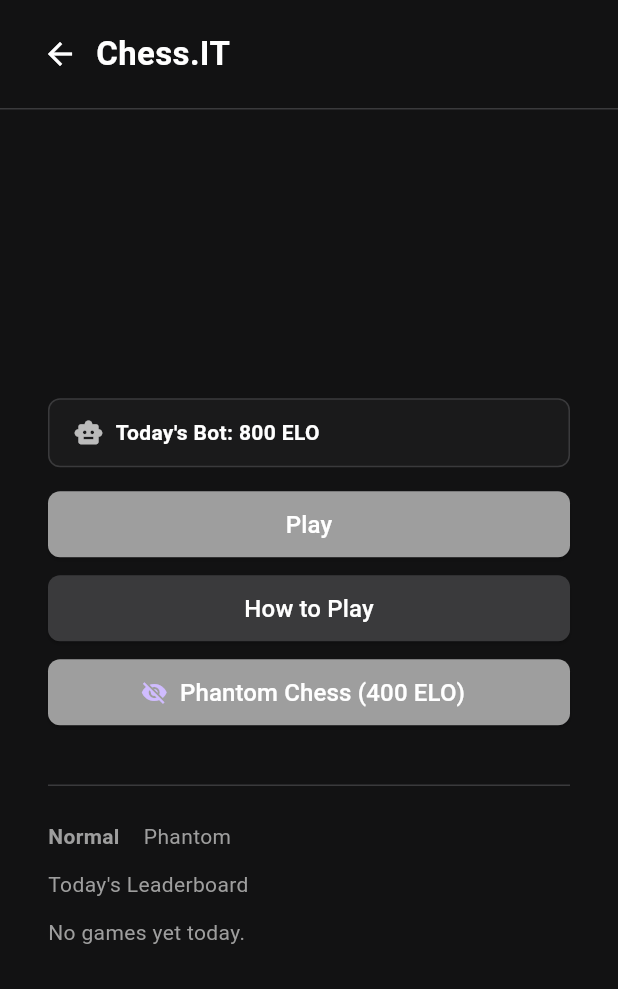
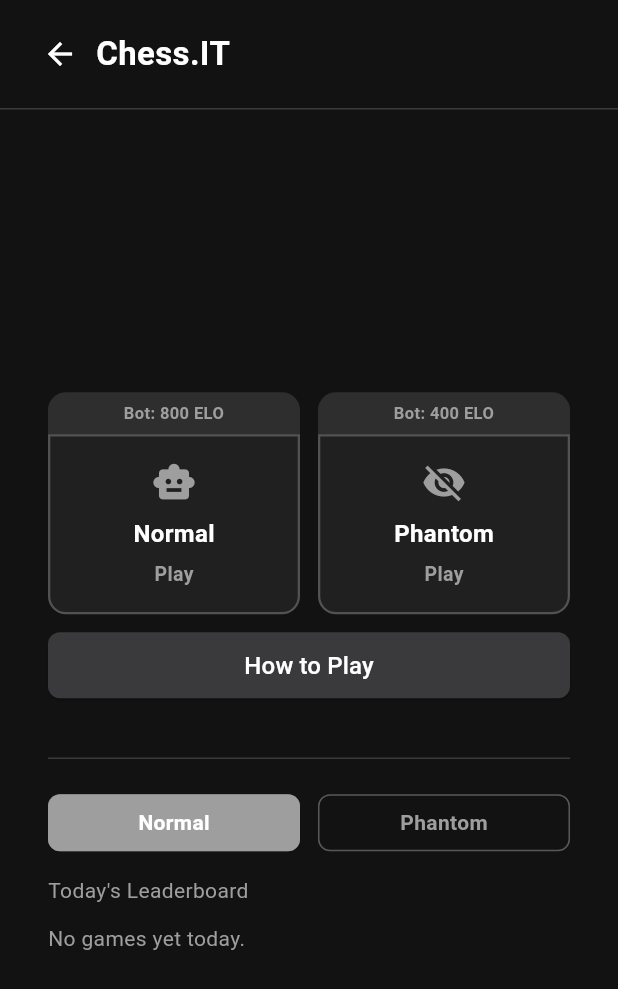
Before and after one commit to Mac-FuseIT/FuseIT-Wordle, a Flutter app: the ChessLobbyScreen widget shown alone on an empty page, opened directly with empty values, on a phone screen of 412 x 824 dp. Shown: the top 989 px of the screen. Run offline on Flutter 3.47's test engine with Material 3 defaults, Android fonts, the phone set to English and light mode, and no system bars; our stand-ins replace material_symbols_icons, shared_preferences; missing offline and left inert: chess; accounts and stored records are empty; network calls fail.

Commit message:
Updated Lobby Screen

```diff
--- a/frontend/lib/chess/chess_lobby_screen.dart
+++ b/frontend/lib/chess/chess_lobby_screen.dart
@@ -124,54 +124,32 @@ class _ChessLobbyScreenState extends State<ChessLobbyScreen> {
                       child: Column(
                         crossAxisAlignment: CrossAxisAlignment.start,
                         children: [
-                          // Today's bot info
-                          Container(
-                            width: double.infinity,
-                            padding: const EdgeInsets.symmetric(horizontal: 16, vertical: 12),
-                            decoration: BoxDecoration(
-                              color: const Color(0xFF1A1A1B),
-                              borderRadius: BorderRadius.circular(8),
-                              border: Border.all(color: const Color(0xFF3A3A3C)),
-                            ),
-                            child: Row(children: [
-                              const Icon(Icons.smart_toy, color: Colors.white70, size: 20),
-                              const SizedBox(width: 8),
-                              Text("Today's Bot: $_botLevel ELO", style: const TextStyle(color: Colors.white, fontWeight: FontWeight.bold)),
-                            ]),
+                          // Game cards side by side
+                          Row(
+                            children: [
+                              Expanded(child: _buildGameCard(
+                                title: 'Normal',
+                                elo: _botLevel,
+                                played: _played,
+                                won: _won,
+                                moves: _moves,
+                                hasSession: _session != null,
+                                color: widget.theme.correct,
+                                onPlay: () => setState(() => _playing = true),
+                              )),
+                              const SizedBox(width: 12),
+                              Expanded(child: _buildGameCard(
+                                title: 'Phantom',
+                                elo: _phantomBotLevel,
+                                played: _phantomPlayed,
+                                won: _phantomWon,
+                                moves: _phantomMoves,
+                                hasSession: _phantomSession != null,
+                                color: widget.theme.present,
+                                onPlay: () => setState(() => _playingPhantom = true),
+                              )),
+                            ],
                           ),
-                          const SizedBox(height: 16),
-                          if (_played) ...[
-                            Container(
-                              width: double.infinity,
-                              padding: const EdgeInsets.symmetric(horizontal: 16, vertical: 12),
-                              decoration: BoxDecoration(
-                                color: const Color(0xFF1A1A1B),
-                                borderRadius: BorderRadius.circular(8),
-                                border: Border.all(color: _won == true ? widget.theme.correct : Colors.redAccent),
-                              ),
-                              child: Row(children: [
-                                Icon(_won == true ? Icons.check_circle : Icons.cancel,
-                                    color: _won == true ? widget.theme.correct : Colors.redAccent, size: 20),
-                                const SizedBox(width: 8),
-                                Text(
-                                  _won == true ? 'Won in $_moves moves ✓' : 'Lost ✗',
-                                  style: TextStyle(color: _won == true ? widget.theme.correct : Colors.redAccent, fontWeight: FontWeight.bold),
-                                ),
-                              ]),
-                            ),
-                          ] else ...[
-                            SizedBox(
-                              width: double.infinity, height: 44,
-                              child: ElevatedButton(
-                                onPressed: () => setState(() => _playing = true),
-                                style: ElevatedButton.styleFrom(
-                                  backgroundColor: widget.theme.correct,
-                                  shape: RoundedRectangleBorder(borderRadius: BorderRadius.circular(8)),
-                                ),
-                                child: Text(_session != null ? 'Continue' : 'Play', style: const TextStyle(fontSize: 16, color: Colors.white)),
-                              ),
-                            ),
-                          ],
                           const SizedBox(height: 12),
                           SizedBox(
                             width: double.infinity, height: 44,
@@ -189,61 +167,51 @@ class _ChessLobbyScreenState extends State<ChessLobbyScreen> {
                               child: const Text('How to Play', style: TextStyle(fontSize: 16, color: Colors.white)),
                             ),
                           ),
-                          const SizedBox(height: 12),
-                          if (_phantomPlayed)
-                            Container(
-                              width: double.infinity,
-                              padding: const EdgeInsets.symmetric(horizontal: 16, vertical: 12),
-                              decoration: BoxDecoration(
-                                color: const Color(0xFF1A1A1B),
-                                borderRadius: BorderRadius.circular(8),
-                                border: Border.all(color: _phantomWon == true ? widget.theme.correct : Colors.redAccent),
-                              ),
-                              child: Row(children: [
-                                const Icon(Icons.visibility_off, size: 18, color: Colors.white70),
-                                const SizedBox(width: 8),
-                                Text(
-                                  _phantomWon == true ? 'Phantom: Won in $_phantomMoves moves ✓' : 'Phantom: Lost ✗',
-                                  style: TextStyle(color: _phantomWon == true ? widget.theme.correct : Colors.redAccent, fontWeight: FontWeight.bold),
-                                ),
-                              ]),
-                            )
-                          else
-                            SizedBox(
-                              width: double.infinity, height: 44,
-                              child: ElevatedButton.icon(
-                                onPressed: () => setState(() => _playingPhantom = true),
-                                icon: const Icon(Icons.visibility_off, size: 18),
-                                label: Text(_phantomSession != null ? 'Continue Phantom ($_phantomBotLevel ELO)' : 'Phantom Chess ($_phantomBotLevel ELO)', style: const TextStyle(fontSize: 16, color: Colors.white)),
-                                style: ElevatedButton.styleFrom(
-                                  backgroundColor: widget.theme.present,
-                                  shape: RoundedRectangleBorder(borderRadius: BorderRadius.circular(8)),
+                          const SizedBox(height: 32),
+                          const Divider(color: Color(0xFF3A3A3C)),
+                          const SizedBox(height: 16),
+                          // Leaderboard toggle buttons
+                          Row(children: [
+                            Expanded(
+                              child: GestureDetector(
+                                onTap: () => setState(() => _showPhantomLb = false),
+                                child: Container(
+                                  height: 38,
+                                  alignment: Alignment.center,
+                                  decoration: BoxDecoration(
+                                    color: !_showPhantomLb ? widget.theme.present : Colors.transparent,
+                                    borderRadius: BorderRadius.circular(8),
+                                    border: Border.all(color: widget.theme.present.withValues(alpha: 0.5)),
+                                  ),
+                                  child: Text('Normal', style: TextStyle(
+                                    color: !_showPhantomLb ? Colors.white : widget.theme.present,
+                                    fontWeight: FontWeight.bold, fontSize: 14,
+                                  )),
                                 ),
                               ),
                             ),
-                          const SizedBox(height: 32),
-                          const Divider(color: Color(0xFF3A3A3C)),
-                          const SizedBox(height: 16),
-                          // Toggle between normal and phantom leaderboard
-                          Row(children: [
-                            GestureDetector(
-                              onTap: () => setState(() => _showPhantomLb = false),
-                              child: Text('Normal', style: TextStyle(
-                                color: !_showPhantomLb ? widget.theme.correct : Colors.grey,
-                                fontWeight: !_showPhantomLb ? FontWeight.bold : FontWeight.normal, fontSize: 14,
-                              )),
-                            ),
-                            const SizedBox(width: 16),
-                            GestureDetector(
-                              onTap: () => setState(() => _showPhantomLb = true),
-                              child: Text('Phantom', style: TextStyle(
-                                color: _showPhantomLb ? widget.theme.present : Colors.grey,
-                                fontWeight: _showPhantomLb ? FontWeight.bold : FontWeight.normal, fontSize: 14,
-                              )),
+                            const SizedBox(width: 12),
+                            Expanded(
+                              child: GestureDetector(
+                                onTap: () => setState(() => _showPhantomLb = true),
+                                child: Container(
+                                  height: 38,
+                                  alignment: Alignment.center,
+                                  decoration: BoxDecoration(
+                                    color: _showPhantomLb ? widget.theme.present : Colors.transparent,
+                                    borderRadius: BorderRadius.circular(8),
+                                    border: Border.all(color: widget.theme.present.withValues(alpha: 0.5)),
+                                  ),
+                                  child: Text('Phantom', style: TextStyle(
+                                    color: _showPhantomLb ? Colors.white : widget.theme.present,
+                                    fontWeight: FontWeight.bold, fontSize: 14,
+                                  )),
+                                ),
+                              ),
                             ),
                           ]),
-                          const SizedBox(height: 12),
-                          Text("Today's Leaderboard", style: TextStyle(color: Colors.grey, fontSize: 14)),
+                          const SizedBox(height: 16),
+                          const Text("Today's Leaderboard", style: TextStyle(color: Colors.grey, fontSize: 14)),
                           const SizedBox(height: 12),
                           if ((_showPhantomLb ? _phantomDaily : _daily).isEmpty)
                             const Text('No games yet today.', style: TextStyle(color: Colors.grey, fontSize: 14))
@@ -309,4 +277,62 @@ class _ChessLobbyScreenState extends State<ChessLobbyScreen> {
       ],
     );
   }
+
+  Widget _buildGameCard({
+    required String title,
+    required int elo,
+    required bool played,
+    required bool? won,
+    required int? moves,
+    required bool hasSession,
+    required Color color,
+    required VoidCallback onPlay,
+  }) {
+    return Column(
+      children: [
+        // ELO bar above card
+        Container(
+          width: double.infinity,
+          padding: const EdgeInsets.symmetric(vertical: 6),
+          decoration: BoxDecoration(
+            color: color.withValues(alpha: 0.2),
+            borderRadius: const BorderRadius.vertical(top: Radius.circular(12)),
+          ),
+          child: Text('Bot: $elo ELO', textAlign: TextAlign.center, style: TextStyle(color: color, fontSize: 11, fontWeight: FontWeight.bold)),
+        ),
+        // Card
+        GestureDetector(
+          onTap: played ? null : onPlay,
+          child: Container(
+            width: double.infinity,
+            height: 120,
+            decoration: BoxDecoration(
+              color: color.withValues(alpha: 0.1),
+              borderRadius: const BorderRadius.vertical(bottom: Radius.circular(12)),
+              border: Border.all(color: color.withValues(alpha: 0.4), width: 1.5),
+            ),
+            child: Column(
+              mainAxisAlignment: MainAxisAlignment.center,
+              children: [
+                Icon(title == 'Phantom' ? Icons.visibility_off : Icons.smart_toy, color: color, size: 30),
+                const SizedBox(height: 8),
+                Text(title, style: TextStyle(color: Colors.white, fontSize: 16, fontWeight: FontWeight.bold)),
+                const SizedBox(height: 6),
+                if (played)
+                  Text(
+                    won == true ? '$moves moves ✓' : '✗',
+                    style: TextStyle(color: won == true ? widget.theme.correct : Colors.redAccent, fontWeight: FontWeight.bold, fontSize: 13),
+                  )
+                else
+                  Text(
+                    hasSession ? 'Continue' : 'Play',
+                    style: TextStyle(color: color, fontSize: 13, fontWeight: FontWeight.bold),
+                  ),
+              ],
+            ),
+          ),
+        ),
+      ],
+    );
+  }
 }
```
